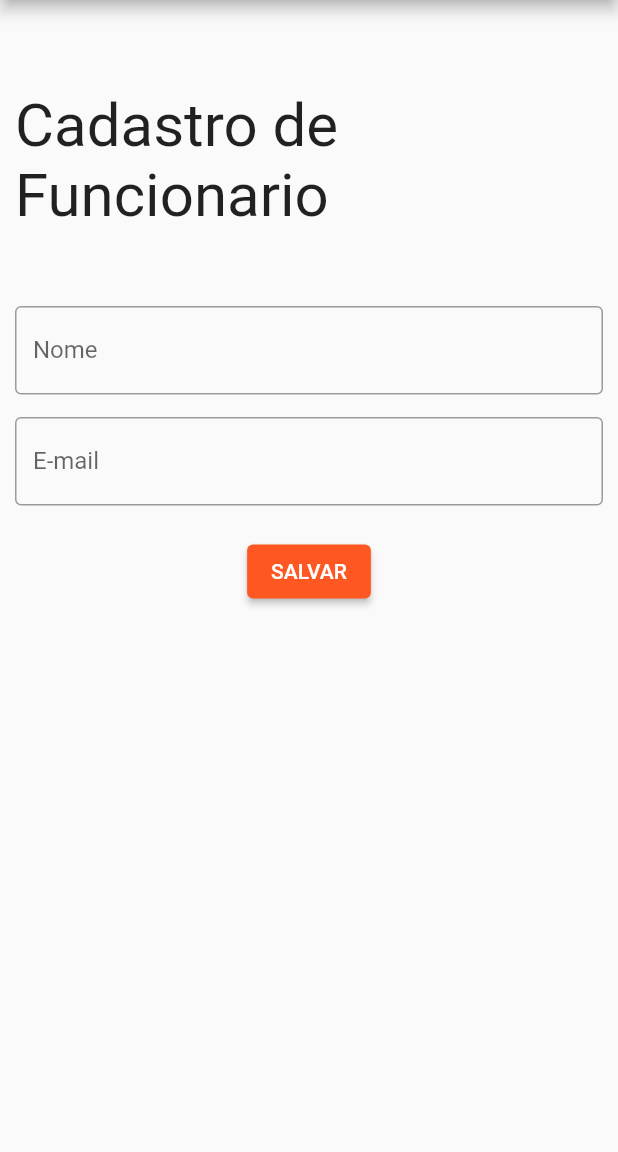
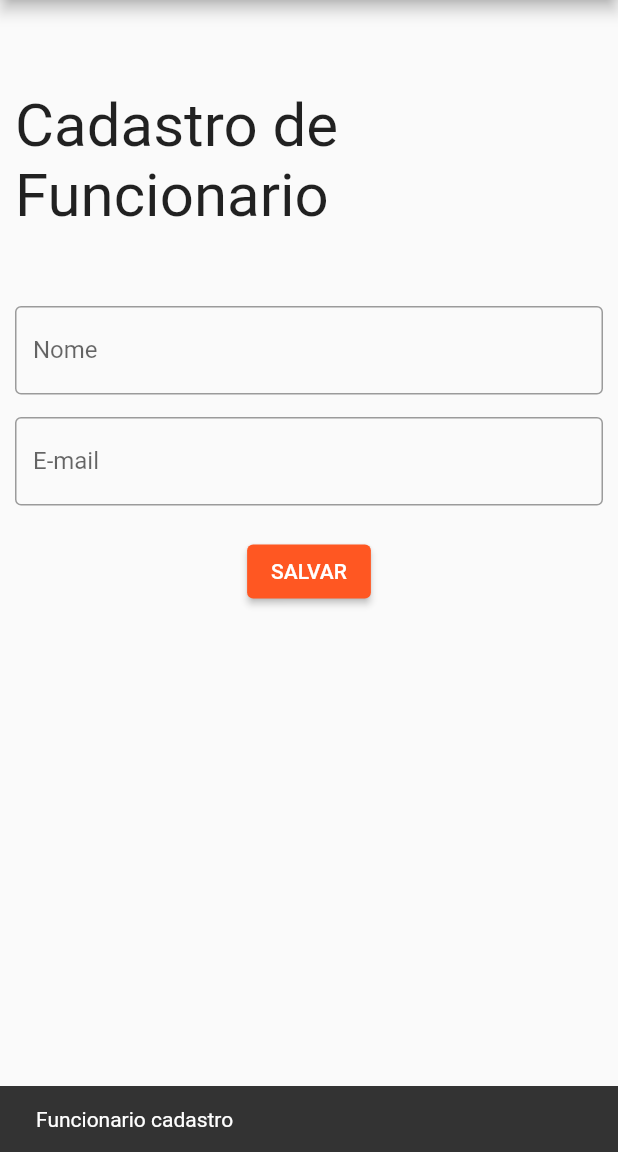
Before and after one commit to DavGuett/how_flutter, a Flutter app: the EmployeeRegistration screen opened by its route, after a tap on "SALVAR", on a phone screen of 412 x 824 dp, the part 84-1236 px from its top. Run offline on Flutter 3.47's test engine with Material 2 defaults, Android fonts, the phone set to English and light mode, and no system bars.

Commit message:
Adicionado snackbar de confirmacao de cadastro

```diff
--- a/lib/views/employee_registration.dart
+++ b/lib/views/employee_registration.dart
@@ -1,5 +1,4 @@
 import 'package:flutter/material.dart';
-import 'package:how_flutter/views/home.dart';
 import 'package:how_flutter/widgets/drawer_options.dart';
 
 class EmployeeRegistration extends StatefulWidget {
@@ -61,10 +60,12 @@ class _EmployeeRegistrationState extends State<EmployeeRegistration> {
               ),
               ElevatedButton(
                   onPressed: () {
-                    print(funcionarioNome);
-                    print(funcionarioEmail);
+                    final confirmaCadastro = SnackBar(
+                        content: Text("Funcionario cadastro"));
+                    ScaffoldMessenger.of(context).showSnackBar(confirmaCadastro);
                   },
                   child: const Text("SALVAR"))
+
             ],
           ),
         ),
```
